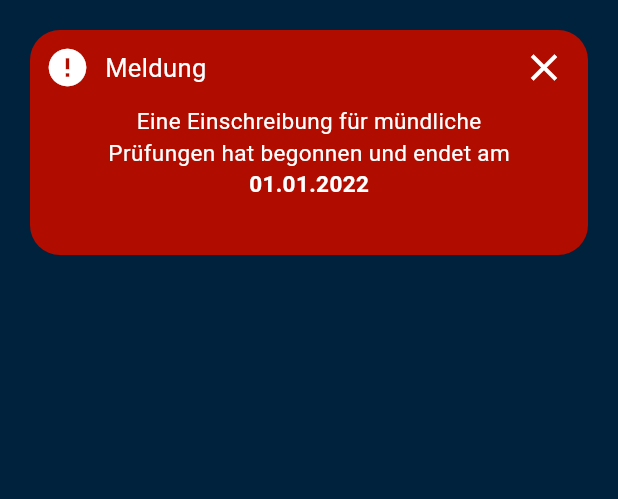
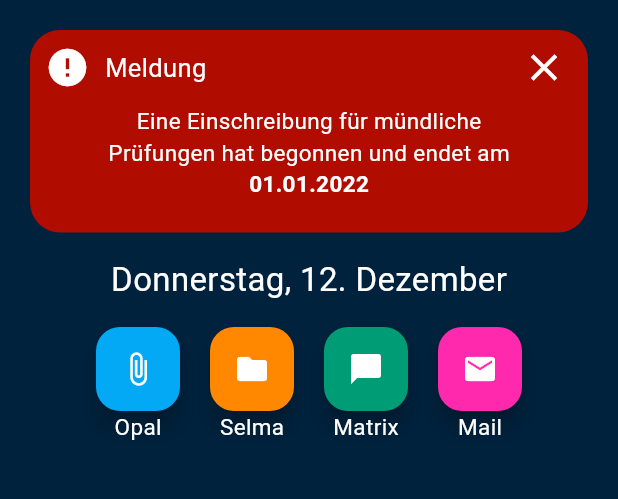
Before and after one commit to Niggi1105/study_app, a Flutter app: the screen it shows after launch, on a phone screen of 412 x 824 dp, the part 84-583 px from its top. Run offline on Flutter 3.47's test engine with Material 3 defaults, Android fonts, the phone set to English and light mode, and no system bars.

Commit message:
adding link buttons 	modified:   lib/main.dart

```diff
--- a/lib/main.dart
+++ b/lib/main.dart
@@ -9,12 +9,13 @@ class MyApp extends StatelessWidget {
 
   @override
   Widget build(BuildContext context) {
-    return MaterialApp(title: 'Study-App', home: HomePage());
+    return MaterialApp(title: 'Study-App', home: Dashboard());
   }
 }
 
-class HomePage extends StatelessWidget {
-  const HomePage({super.key});
+/// This is the widget representing the dashboard of the app
+class Dashboard extends StatelessWidget {
+  const Dashboard({super.key});
 
   @override
   Widget build(BuildContext context) {
@@ -32,8 +33,12 @@ class HomePage extends StatelessWidget {
             padding: const EdgeInsets.symmetric(vertical: 20, horizontal: 20),
             child: Column(
               verticalDirection: VerticalDirection.down,
+              spacing: 16,
               children: [
-                Notification(key: Key('notification')),
+                Notification(),
+                Text('Donnerstag, 12. Dezember',
+                    style: TextStyle(color: Colors.white, fontSize: 22)),
+                ExternLinks(),
               ],
             ),
           )
@@ -52,7 +57,7 @@ class Notification extends StatelessWidget {
     return Stack(
       children: [
         Container(
-          height: 150,
+          height: 135,
           decoration: ShapeDecoration(
             shape: RoundedRectangleBorder(
               borderRadius: BorderRadius.circular(20),
@@ -99,7 +104,10 @@ class Notification extends StatelessWidget {
             Center(
               child: Text(
                 '01.01.2022',
-                style: TextStyle(color: Colors.white, fontWeight: FontWeight.bold, fontSize: 15),
+                style: TextStyle(
+                    color: Colors.white,
+                    fontWeight: FontWeight.bold,
+                    fontSize: 15),
               ),
             ),
           ],
@@ -108,3 +116,101 @@ class Notification extends StatelessWidget {
     );
   }
 }
+
+class ExternLinks extends StatelessWidget {
+  const ExternLinks({super.key});
+
+  @override
+  Widget build(BuildContext context) {
+    return Row(
+      mainAxisAlignment: MainAxisAlignment.center,
+      spacing: 20,
+      children: [
+        OpalLink(),
+        SelmaLink(),
+        MatrixLink(),
+        MailLink()
+      ],
+    );
+  }
+}
+
+class OpalLink extends StatelessWidget {
+  const OpalLink({super.key});
+
+  @override
+  Widget build(BuildContext context) {
+    return Container(
+      child: Column(
+        children: [
+          FloatingActionButton(
+            onPressed: () {}, //TODO: Add link to Opal
+            backgroundColor: Colors.lightBlue,
+            child: Icon(Icons.attach_file, color: Colors.white,),
+          ),
+          Text('Opal', style: TextStyle(color: Colors.white, fontSize: 15)),
+        ],
+      ),
+    );
+  }
+}
+
+class SelmaLink extends StatelessWidget {
+  const SelmaLink({super.key});
+
+  @override
+  Widget build(BuildContext context) {
+    return Container(
+      child: Column(
+        children: [
+          FloatingActionButton(
+            onPressed: () {}, //TODO: Add link to Selma
+            backgroundColor: const Color.fromARGB(255, 255, 136, 0),
+            child: Icon(Icons.folder, color: Colors.white,),
+          ),
+          Text('Selma', style: TextStyle(color: Colors.white, fontSize: 15)),
+        ],
+      ),
+    );
+  }
+}
+
+class MatrixLink extends StatelessWidget {
+  const MatrixLink({super.key});
+
+  @override
+  Widget build(BuildContext context) {
+    return Container(
+      child: Column(
+        children: [
+          FloatingActionButton(
+            onPressed: () {}, //TODO: Add link to Matrix Chat
+            backgroundColor: const Color.fromARGB(255, 0, 156, 117),
+            child: Icon(Icons.chat_bubble, color: Colors.white,),
+          ),
+          Text('Matrix', style: TextStyle(color: Colors.white, fontSize: 15)),
+        ],
+      ),
+    );
+  }
+}
+
+class MailLink extends StatelessWidget {
+  const MailLink({super.key});
+
+  @override
+  Widget build(BuildContext context) {
+    return Container(
+      child: Column(
+        children: [
+          FloatingActionButton(
+            onPressed: () {}, //TODO: Add link to Mail
+            backgroundColor: const Color.fromARGB(255, 255, 41, 173),
+            child: Icon(Icons.mail, color: Colors.white,),
+          ),
+          Text('Mail', style: TextStyle(color: Colors.white, fontSize: 15)),
+        ],
+      ),
+    );
+  }
+}
```
